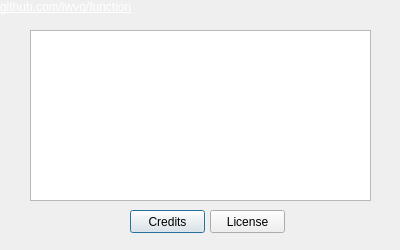
Above: function-gui/aboutdialog.ui from IWVQ/function before the change. Below: the same form after it.
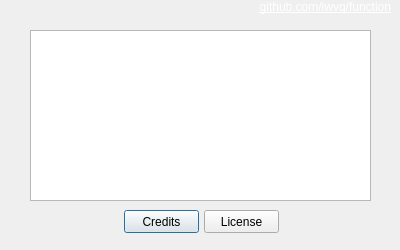
That is the form after the change. Icons and pictures are not drawn.

```diff
--- a/function-gui/aboutdialog.ui
+++ b/function-gui/aboutdialog.ui
@@ -24,7 +24,7 @@
   <widget class="QPushButton" name="pushButtonCredits">
    <property name="geometry">
     <rect>
-     <x>130</x>
+     <x>124</x>
      <y>210</y>
      <width>75</width>
      <height>23</height>
@@ -45,7 +45,7 @@
     <rect>
      <x>0</x>
      <y>0</y>
-     <width>131</width>
+     <width>391</width>
      <height>15</height>
     </rect>
    </property>
@@ -90,7 +90,7 @@
   <widget class="QPushButton" name="pushButtonLicense">
    <property name="geometry">
     <rect>
-     <x>210</x>
+     <x>204</x>
      <y>210</y>
      <width>75</width>
      <height>23</height>
@@ -109,9 +109,9 @@
   <widget class="QWidget" name="widget" native="true">
    <property name="geometry">
     <rect>
-     <x>120</x>
+     <x>47</x>
      <y>110</y>
-     <width>168</width>
+     <width>311</width>
      <height>71</height>
     </rect>
    </property>
@@ -139,7 +139,6 @@
       <property name="font">
        <font>
         <pointsize>10</pointsize>
-        <weight>75</weight>
         <bold>true</bold>
        </font>
       </property>
@@ -160,7 +159,7 @@
        <string notr="true"/>
       </property>
       <property name="text">
-       <string>Build on Oct 22 2023 05:08:23.442</string>
+       <string>-</string>
       </property>
       <property name="alignment">
        <set>Qt::AlignCenter</set>
@@ -176,7 +175,7 @@
        </sizepolicy>
       </property>
       <property name="text">
-       <string>Copyright (c) 2023 Ivar Vilca</string>
+       <string>-</string>
       </property>
       <property name="alignment">
        <set>Qt::AlignCenter</set>
```
Left out of the diff: 18 changed lines with no effect on the pictures.
